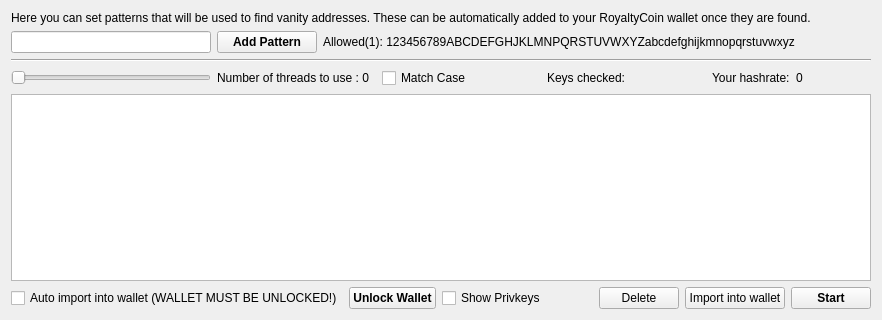
First picture: the form in src/qt/forms/vanitygenpage.ui, repository zillioncoin/zillioncoin, before the edit.
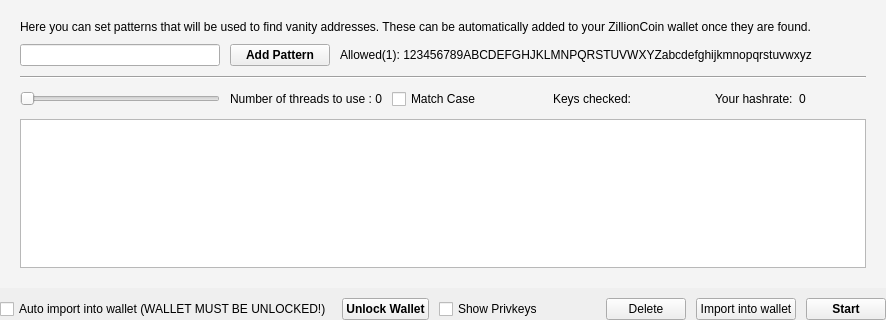
Second picture: the form after the edit.

Patch:
```diff
--- a/src/qt/forms/vanitygenpage.ui
+++ b/src/qt/forms/vanitygenpage.ui
@@ -6,7 +6,7 @@
    <rect>
     <x>0</x>
     <y>0</y>
-    <width>882</width>
+    <width>886</width>
     <height>320</height>
    </rect>
   </property>
@@ -19,16 +19,47 @@
   <property name="windowTitle">
    <string>Form</string>
   </property>
-  <layout class="QHBoxLayout" name="horizontalLayout_3">
+  <layout class="QVBoxLayout" name="verticalLayout_4">
+   <property name="spacing">
+    <number>10</number>
+   </property>
+   <property name="leftMargin">
+    <number>0</number>
+   </property>
+   <property name="topMargin">
+    <number>0</number>
+   </property>
+   <property name="rightMargin">
+    <number>0</number>
+   </property>
+   <property name="bottomMargin">
+    <number>0</number>
+   </property>
    <item>
+    <widget class="QWidget" name="widget" native="true">
+     <property name="styleSheet">
+      <string notr="true">QWidget#widget{background-color:#4dffffff;border:none;}</string>
+     </property>
     <layout class="QVBoxLayout" name="verticalLayout">
-     <item>
-      <layout class="QVBoxLayout" name="verticalLayout_4"/>
-     </item>
+      <property name="spacing">
+       <number>10</number>
+      </property>
+      <property name="leftMargin">
+       <number>20</number>
+      </property>
+      <property name="topMargin">
+       <number>20</number>
+      </property>
+      <property name="rightMargin">
+       <number>20</number>
+      </property>
+      <property name="bottomMargin">
+       <number>20</number>
+      </property>
      <item>
       <widget class="QLabel" name="label_4">
        <property name="text">
-        <string>Here you can set patterns that will be used to find vanity addresses. These can be automatically added to your RoyaltyCoin wallet once they are found.</string>
+         <string>Here you can set patterns that will be used to find vanity addresses. These can be automatically added to your ZillionCoin wallet once they are found.</string>
        </property>
       </widget>
      </item>
@@ -184,10 +215,16 @@
        </property>
       </widget>
      </item>
+     </layout>
+    </widget>
+   </item>
      <item>
-      <layout class="QVBoxLayout" name="verticalLayout_6">
+    <layout class="QVBoxLayout" name="verticalLayout_6" stretch="0">
        <item>
-        <layout class="QHBoxLayout" name="horizontalLayout_4">
+      <layout class="QHBoxLayout" name="horizontalLayout_4" stretch="0,0,0,0,0,0,0">
+       <property name="topMargin">
+        <number>0</number>
+       </property>
          <item>
           <widget class="QCheckBox" name="checkBoxAutoImport">
            <property name="text">
@@ -254,8 +291,6 @@
             <string>Start</string>
            </property>
           </widget>
-         </item>
-        </layout>
        </item>
       </layout>
      </item>
```
Lines whose indentation alone changed are shown as unchanged.
